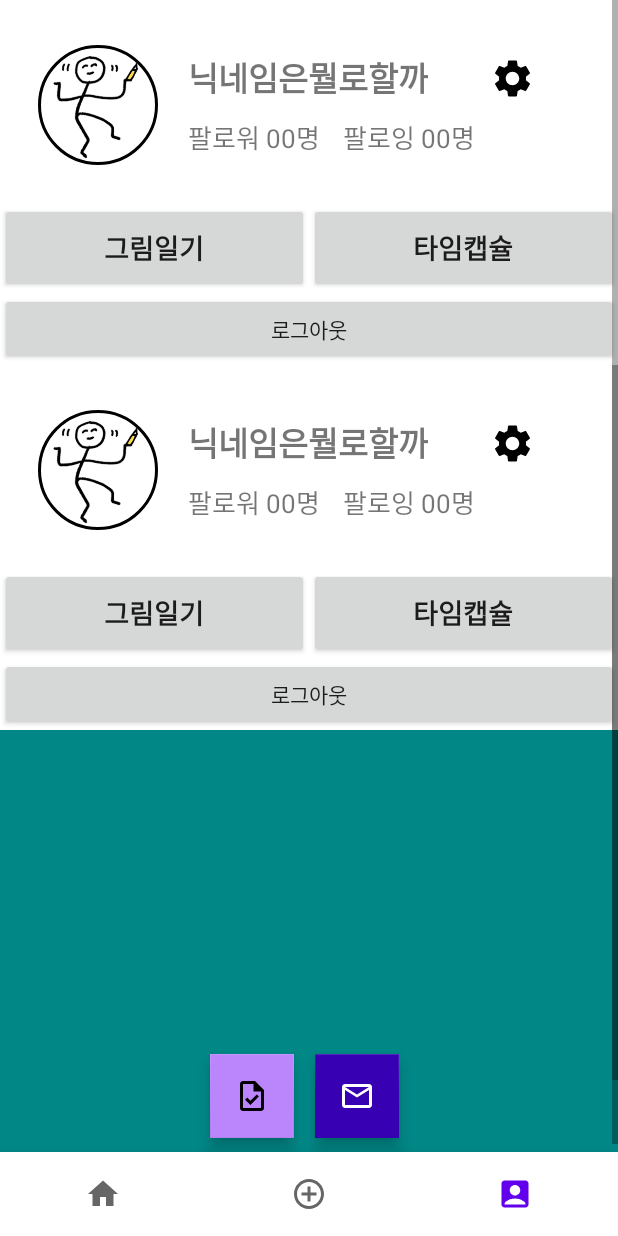
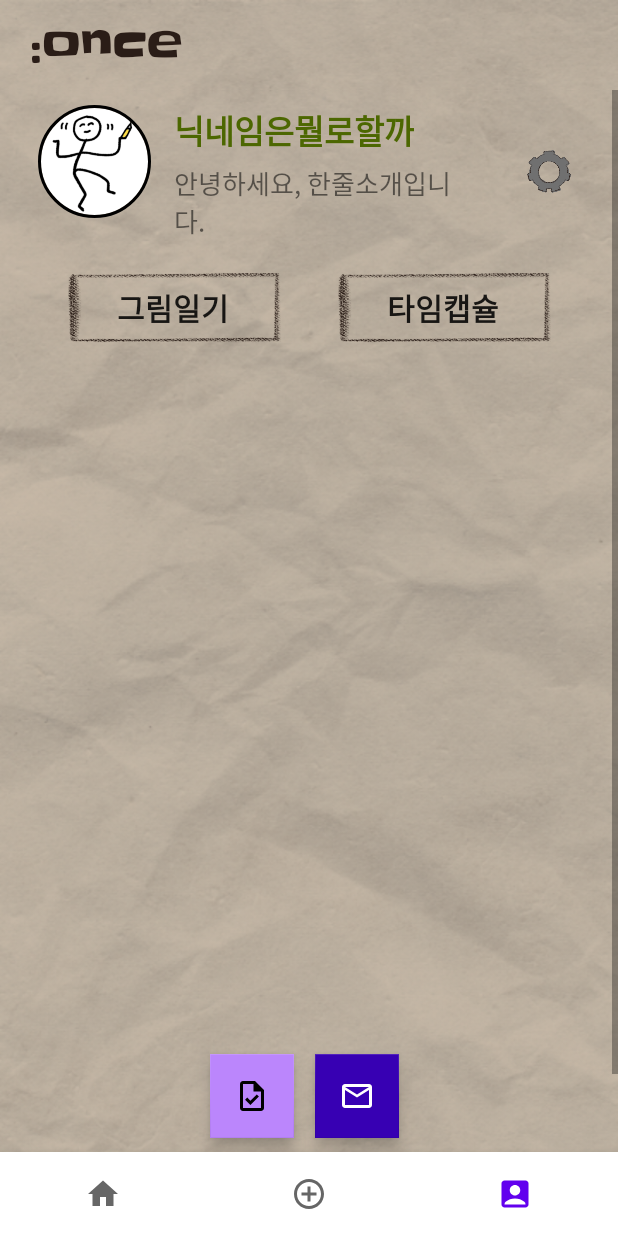
Before and after one commit to UzzerDiyonce/once, an Android app: the screen it shows after launch (MainActivity), item 3 of the bottom bar chosen, on a phone screen of 412 x 824 dp. Run offline under Robolectric (Android 15) with nearby library versions, the phone set to English and light mode, and no system bars; our stand-ins replace CircleImageView.

Commit message:
마이페이지 이미지 적용

```diff
--- a/app/src/main/java/com/example/once/MyPage.kt
+++ b/app/src/main/java/com/example/once/MyPage.kt
@@ -10,24 +10,6 @@ import android.widget.LinearLayout
 
 class MyPage : Fragment() {
 
-    lateinit var mypageDibtn : Button
-    lateinit var mypageCapbtn : Button
-
-    lateinit var logoutBtn : Button
-
-    override fun onCreate(savedInstanceState: Bundle?) {
-        super.onCreate(savedInstanceState)
-        //하단 네비게이션 바 구현
-        setMypageFragment(MyPage_Diary())
-
-        mypageDibtn.setOnClickListener() {
-            setMypageFragment(MyPage_Diary())
-        }
-        mypageCapbtn.setOnClickListener(){
-            setMypageFragment(MyPage_Capsule())
-        }
-    }
-
     @Override
     override fun onCreateView(
         inflater: LayoutInflater, container: ViewGroup?,
@@ -37,10 +19,4 @@ class MyPage : Fragment() {
 
         return mypage_view
     }
-
-    public fun setMypageFragment(fragment: Fragment){
-        val transaction = childFragmentManager.beginTransaction()
-        transaction.replace(R.id.mypage_container, fragment)
-        transaction.commit()
-    }
 }
--- a/app/src/main/res/layout/my_page.xml
+++ b/app/src/main/res/layout/my_page.xml
@@ -1,34 +1,57 @@
 <?xml version="1.0" encoding="utf-8"?>
-<FrameLayout xmlns:android="http://schemas.android.com/apk/res/android"
+<RelativeLayout xmlns:android="http://schemas.android.com/apk/res/android"
     xmlns:app="http://schemas.android.com/apk/res-auto"
     xmlns:tools="http://schemas.android.com/tools"
     android:layout_width="match_parent"
     android:layout_height="match_parent"
-    android:background="@color/white"
+    android:orientation="vertical"
+    android:background="@drawable/loadback"
     tools:context=".MyPage">
+
+    <androidx.appcompat.widget.Toolbar
+        android:id="@+id/mp_toolbar"
+        android:layout_width="match_parent"
+        android:layout_height="wrap_content"
+        android:background="@drawable/toolbar_back"
+        android:minHeight="?attr/actionBarSize"
+        app:contentInsetStart="0dp" >
+
+        <TextView
+            android:layout_width="match_parent"
+            android:layout_height="wrap_content"
+            android:layout_marginStart="20dp"
+            android:layout_gravity="center_vertical"
+            android:fontFamily="@font/slackey_regular"
+            android:text=":once"
+            android:textColor="#2A1D17"
+            android:textSize="32dp" />
+
+    </androidx.appcompat.widget.Toolbar>
 
     <ScrollView
         android:id="@+id/mypage_scroll"
         android:layout_width="match_parent"
-        android:layout_height="match_parent">
+        android:layout_height="wrap_content"
+        android:layout_below="@+id/mp_toolbar">
 
         <LinearLayout
             android:layout_width="match_parent"
-            android:layout_height="match_parent"
-            android:orientation="vertical">
+            android:layout_height="wrap_content"
+            android:orientation="vertical"
+            android:layout_below="@+id/mp_toolbar">
 
             <LinearLayout
-                android:layout_width="match_parent"
+                android:layout_width="wrap_content"
                 android:layout_height="wrap_content"
-                android:layout_marginTop="30dp"
+                android:layout_marginTop="10dp"
+                android:layout_gravity="center_horizontal"
                 android:orientation="horizontal">
                 <!--나중에 이미지 DB 연결해서 수정-->
                 <de.hdodenhof.circleimageview.CircleImageView
                     android:id="@+id/mypage_profImage"
-                    android:layout_width="80dp"
-                    android:layout_height="80dp"
-                    android:layout_marginLeft="25dp"
-                    android:layout_marginRight="20dp"
+                    android:layout_width="75dp"
+                    android:layout_height="75dp"
+                    android:layout_marginRight="15dp"
                     android:background="@android:color/transparent"
                     android:src="@drawable/mypage_profile_img"
                     app:civ_border_color="#000000"
@@ -46,8 +69,10 @@
                         android:id="@+id/mypage_profNickname"
                         android:layout_width="wrap_content"
                         android:layout_height="wrap_content"
-                        android:layout_marginBottom="10dp"
+                        android:layout_marginBottom="6dp"
                         android:text="닉네임은뭘로할까"
+                        android:fontFamily="@font/font_lee"
+                        android:textColor="#4C6701"
                         android:textSize="22sp"
                         android:textStyle="bold" />
 
@@ -59,10 +84,20 @@
 
                         <TextView
                             android:id="@+id/mypage_profFollower"
+                            android:layout_width="200dp"
+                            android:layout_height="wrap_content"
+                            android:layout_marginRight="20dp"
+                            android:text="안녕하세요, 한줄소개입니다."
+                            android:fontFamily="@font/font_lee"
+                            android:textSize="17sp" />
+
+                        <!--<TextView
+                            android:id="@+id/mypage_profFollower"
                             android:layout_width="wrap_content"
                             android:layout_height="wrap_content"
-                            android:layout_marginRight="15dp"
+                            android:layout_marginRight="20dp"
                             android:text="팔로워 00명"
+                            android:fontFamily="@font/font_lee"
                             android:textSize="17sp" />
 
                         <TextView
@@ -70,61 +105,67 @@
                             android:layout_width="wrap_content"
                             android:layout_height="wrap_content"
                             android:text="팔로잉 00명"
-                            android:textSize="17sp" />
+                            android:fontFamily="@font/font_lee"
+                            android:textSize="17sp" />-->
                     </LinearLayout>
                 </LinearLayout>
 
                 <ImageButton
-                    android:layout_width="30dp"
-                    android:layout_height="30dp"
+                    android:layout_width="40dp"
+                    android:layout_height="40dp"
                     android:layout_marginLeft="10dp"
-                    android:layout_marginTop="7dp"
+                    android:layout_gravity="center_vertical"
                     android:background="@android:color/transparent"
                     android:padding="0sp"
                     android:scaleType="centerCrop"
-                    android:src="@drawable/ic_baseline_settings_24" />
+                    android:src="@drawable/setting" />
             </LinearLayout>
 
             <LinearLayout
                 android:id="@+id/mypage_btnList"
-                android:layout_width="match_parent"
+                android:layout_width="wrap_content"
                 android:layout_height="wrap_content"
-                android:layout_marginTop="25dp"
+                android:layout_gravity="center_horizontal"
+                android:layout_marginTop="20dp"
                 android:orientation="horizontal">
 
                 <Button
                     android:id="@+id/mypage_diaryButton"
-                    android:layout_width="match_parent"
-                    android:layout_height="60dp"
+                    android:layout_width="150dp"
+                    android:layout_height="50dp"
                     android:layout_gravity="left"
-                    android:layout_weight="1"
+                    android:layout_marginRight="30dp"
+                    android:background="@drawable/button_rectangle"
                     android:text="그림일기"
-                    android:textSize="18sp"
+                    android:fontFamily="@font/font_lee"
+                    android:textSize="20sp"
                     android:textStyle="bold" />
 
                 <Button
                     android:id="@+id/mypage_capsuleButton"
-                    android:layout_width="match_parent"
-                    android:layout_height="60dp"
+                    android:layout_width="150dp"
+                    android:layout_height="50dp"
                     android:layout_gravity="right"
-                    android:layout_weight="1"
+                    android:background="@drawable/button_rectangle"
                     android:text="타임캡슐"
-                    android:textSize="18sp"
+                    android:fontFamily="@font/font_lee"
+                    android:textSize="20sp"
                     android:textStyle="bold" />
             </LinearLayout>
-            <Button
+            <!--<Button
                 android:id="@+id/mypage_logout"
                 android:layout_width="match_parent"
                 android:layout_height="wrap_content"
-                android:text="로그아웃"/>
+                android:text="로그아웃"/>-->
 
             <!--이쪽에 프래그먼트 추가-->
             <FrameLayout
                 android:id="@+id/mypage_container"
                 android:layout_width="match_parent"
                 android:layout_height="700dp"
-                android:layout_below="@+id/button"
-                android:background="@color/teal_700"></FrameLayout>
+                android:layout_marginTop="20dp"
+                android:layout_below="@+id/mypage_btnList">
+            </FrameLayout>
         </LinearLayout>
     </ScrollView>
-</FrameLayout>
+</RelativeLayout>
```
Also changed, not shown: app/src/main/res/drawable/button_rectangle.png (added), app/src/main/res/drawable/setting.png (added), app/src/main/res/drawable/toolbar_back.png (added).
